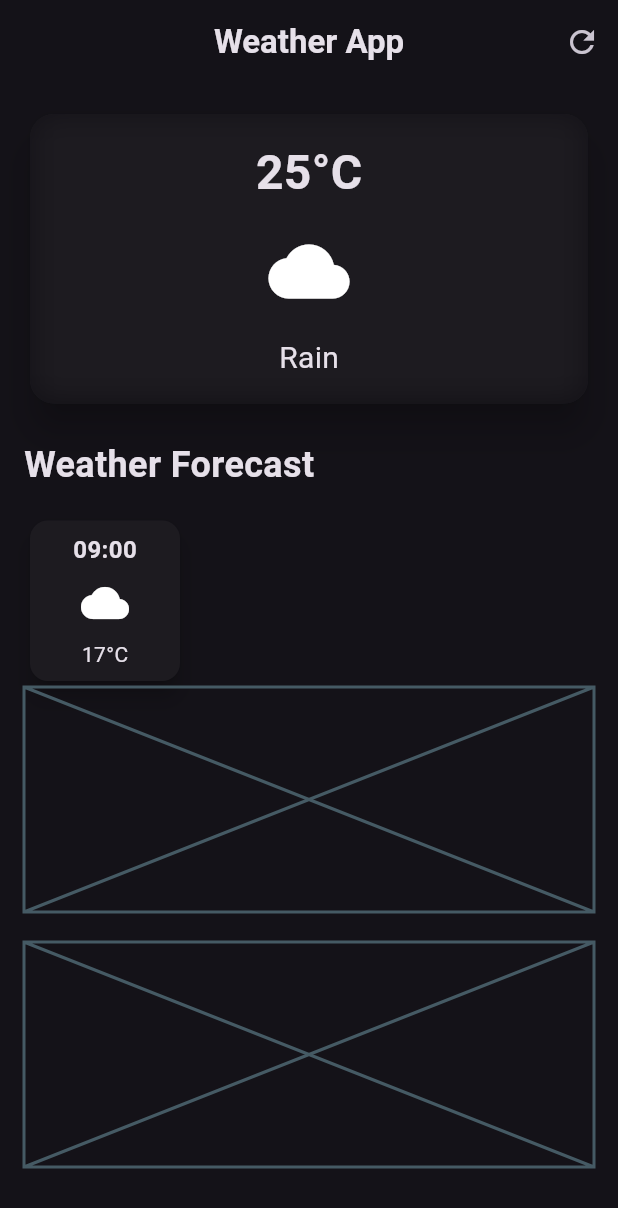
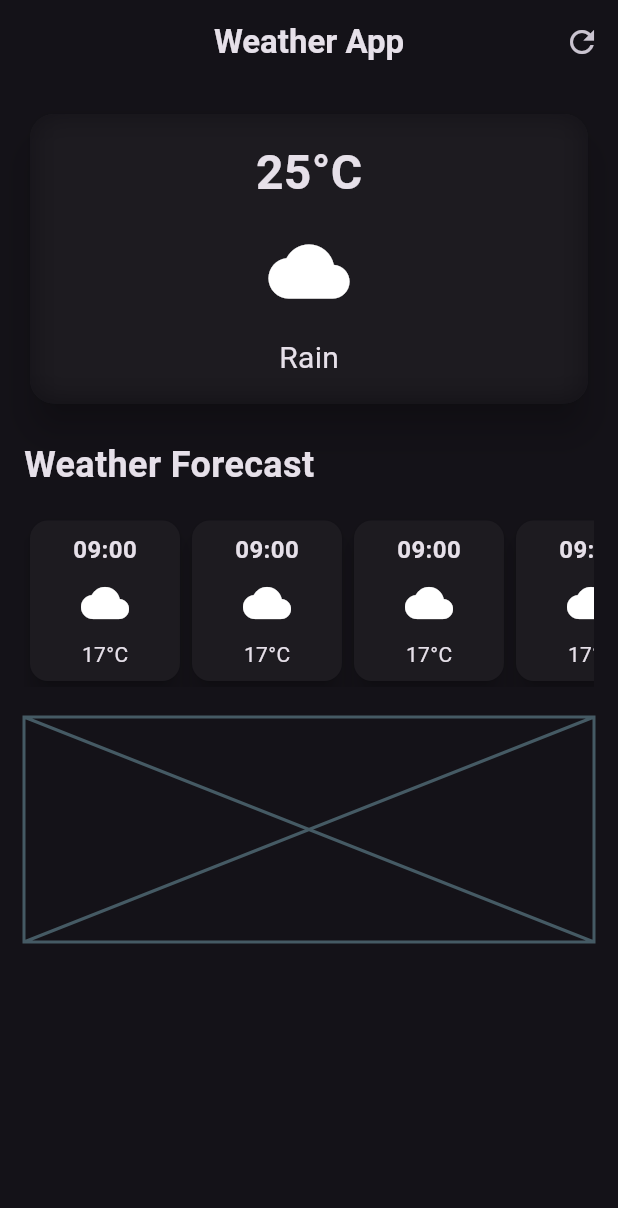
Before and after one commit to magdalenalonc/weather_app, a Flutter app: the screen it shows after launch, on a phone screen of 412 x 824 dp. Shown: the top 1208 px of the screen. Run offline on Flutter 3.47's test engine with Material 3 defaults, Android fonts, the phone set to English and light mode, and no system bars.

Commit message:
Add SingleChildScrollView & HourlyForecastItem widget

```diff
--- a/lib/weather_screen.dart
+++ b/lib/weather_screen.dart
@@ -1,5 +1,6 @@
 import 'dart:ui';
 
+import 'package:flutter/cupertino.dart';
 import 'package:flutter/material.dart';
 import 'package:flutter/widgets.dart';
 
@@ -82,42 +83,17 @@ class WeatherScreen extends StatelessWidget {
               ),
             ),
             const SizedBox(height: 16),
-            Row(
-              children: [
-                Card(
-                  elevation: 6,
-                  child: Container(
-                    width: 100,
-                    padding: const EdgeInsets.all(8.0),
-                    decoration: BoxDecoration(
-                      borderRadius: BorderRadius.circular(18),
-                    ),
-                    child: Column(
-                      children: [
-                        Text(
-                          '09:00',
-                          style: TextStyle(
-                            fontSize: 16,
-                            fontWeight: FontWeight.bold,
-                          ),
-                        ),
-                        const SizedBox(height: 8),
-                        Icon(
-                          Icons.cloud,
-                          size: 32,
-                        ),
-                        const SizedBox(height: 8),
-                        Text(
-                          '17°C',
-                        ),
-                      ],
-                    ),
-                  ),
-                ),
-              ],
-            ),
-            const Placeholder(
-              fallbackHeight: 150,
+            const SingleChildScrollView(
+              scrollDirection: Axis.horizontal,
+              child: Row(
+                children: [
+                  HourlyForecastItem(),
+                  HourlyForecastItem(),
+                  HourlyForecastItem(),
+                  HourlyForecastItem(),
+                  HourlyForecastItem(),
+                ],
+              ),
             ),
             const SizedBox(height: 20),
             // additional information
@@ -130,3 +106,43 @@ class WeatherScreen extends StatelessWidget {
     );
   }
 }
+
+class HourlyForecastItem extends StatelessWidget {
+  const HourlyForecastItem({
+    super.key,
+  });
+
+  @override
+  Widget build(BuildContext context) {
+    return Card(
+      elevation: 6,
+      child: Container(
+        width: 100,
+        padding: const EdgeInsets.all(8.0),
+        decoration: BoxDecoration(
+          borderRadius: BorderRadius.circular(18),
+        ),
+        child: const Column(
+          children: [
+            Text(
+              '09:00',
+              style: TextStyle(
+                fontSize: 16,
+                fontWeight: FontWeight.bold,
+              ),
+            ),
+            SizedBox(height: 8),
+            Icon(
+              Icons.cloud,
+              size: 32,
+            ),
+            SizedBox(height: 8),
+            Text(
+              '17°C',
+            ),
+          ],
+        ),
+      ),
+    );
+  }
+}
```
